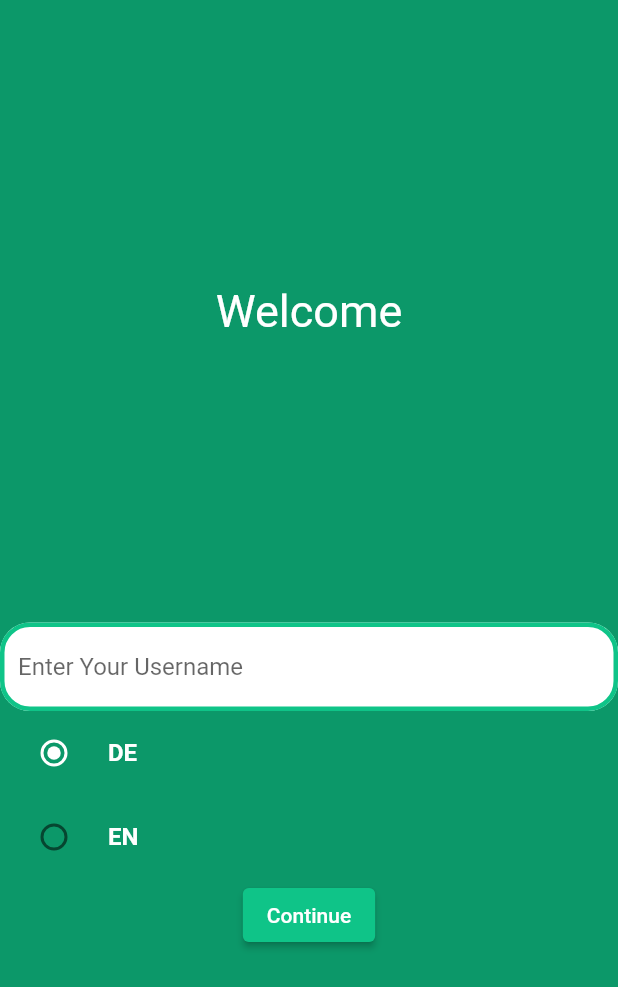
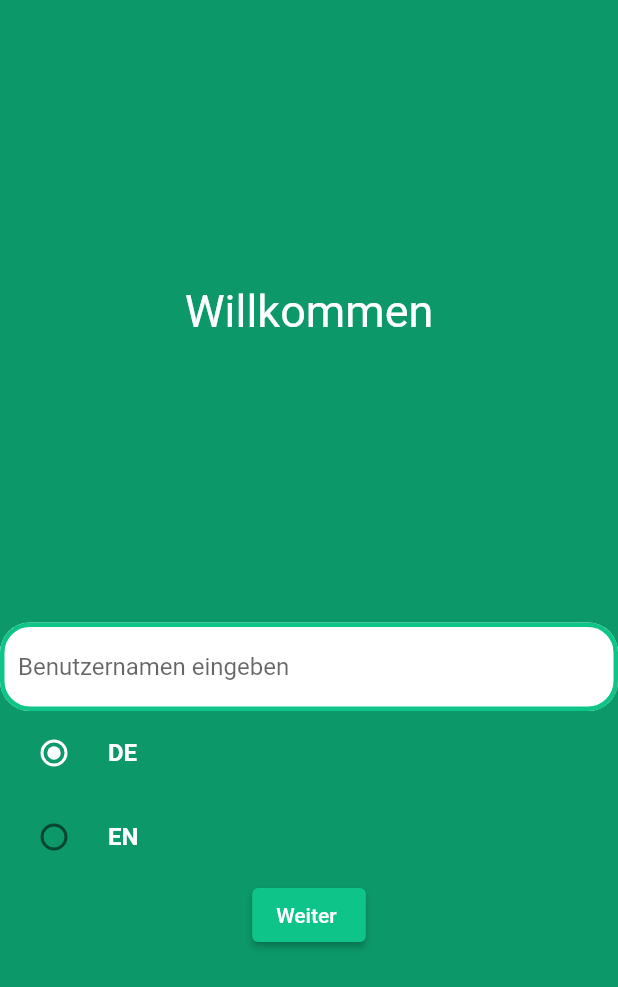
Before and after one commit to gurdipsingh/Color-Cards-Classroom, a Flutter app: the screen it shows after launch, on a phone screen of 412 x 824 dp. Shown: the top 987 px of the screen. Run offline on Flutter 3.47's test engine with Material 2 defaults, Android fonts, the phone set to English and light mode, and no system bars; our stand-ins replace charts_flutter.

Commit message:
Change Startsceen components from english to german

```diff
--- a/lib/screens/homescreen.dart
+++ b/lib/screens/homescreen.dart
@@ -6,6 +6,8 @@ import 'package:flutter/material.dart';
 
 import '../constants.dart';
 
+// TODO: Zeitmodus einbauen
+// TODO: Eine Einstellung hinzufügen(Name ändern?)
 //TODO: Custom navigation vollenden
 //TODO: Betrachte den Navigationswechsel bei Fehler
 
--- a/lib/screens/startScreen.dart
+++ b/lib/screens/startScreen.dart
@@ -10,7 +10,7 @@ import 'homescreen.dart';
 class StartScreen extends StatelessWidget {
   final TextEditingController userNameController = TextEditingController();
 
-  var entry = 'Enter Your Username';
+  var entry = 'Benutzernamen eingeben';
 
   TextField textField() {
     return TextField(
@@ -33,7 +33,7 @@ class StartScreen extends StatelessWidget {
   ElevatedButton continueButton(context, PassingArgument passingArgument) {
     return ElevatedButton(
       style: ElevatedButton.styleFrom(primary: secondaryColor),
-      child: Text("Continue"),
+      child: Text("Weiter "),
       onPressed: () {
         passingArgument.setName(userNameController.text);
         Navigator.pushNamedAndRemoveUntil(
@@ -54,7 +54,7 @@ class StartScreen extends StatelessWidget {
           children: [
             Row(mainAxisAlignment: MainAxisAlignment.center, children: [
               Text(
-                "Welcome",
+                "Willkommen",
                 style: TextStyle(fontSize: 30, color: contentColor),
               )
             ]),
```
